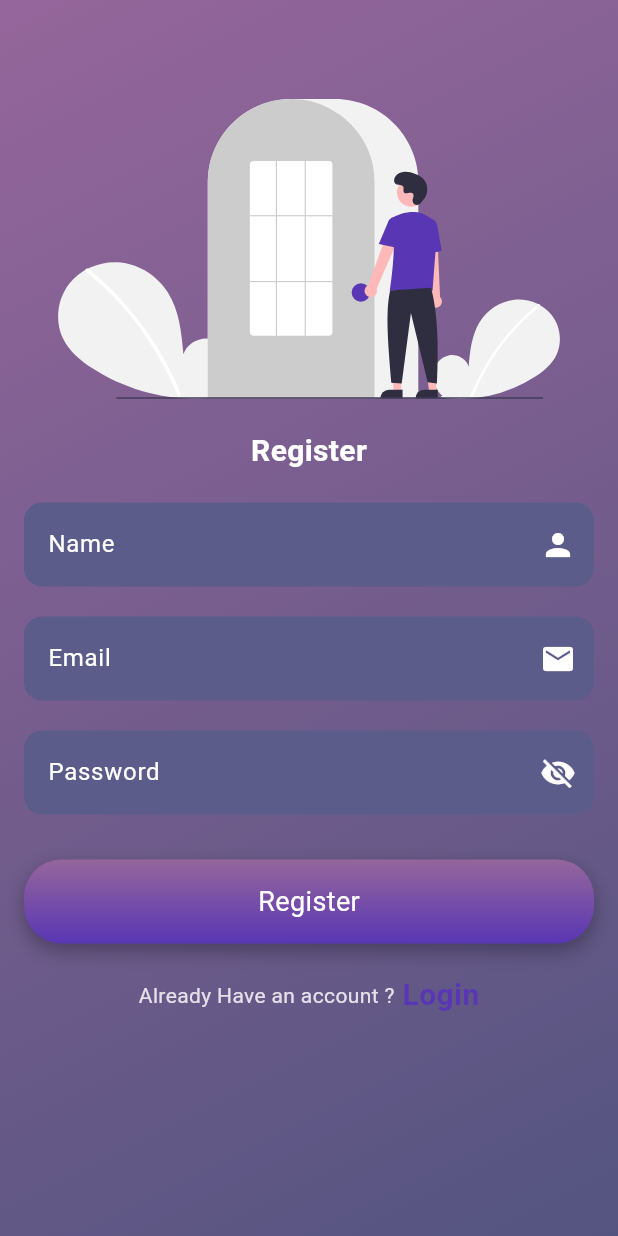
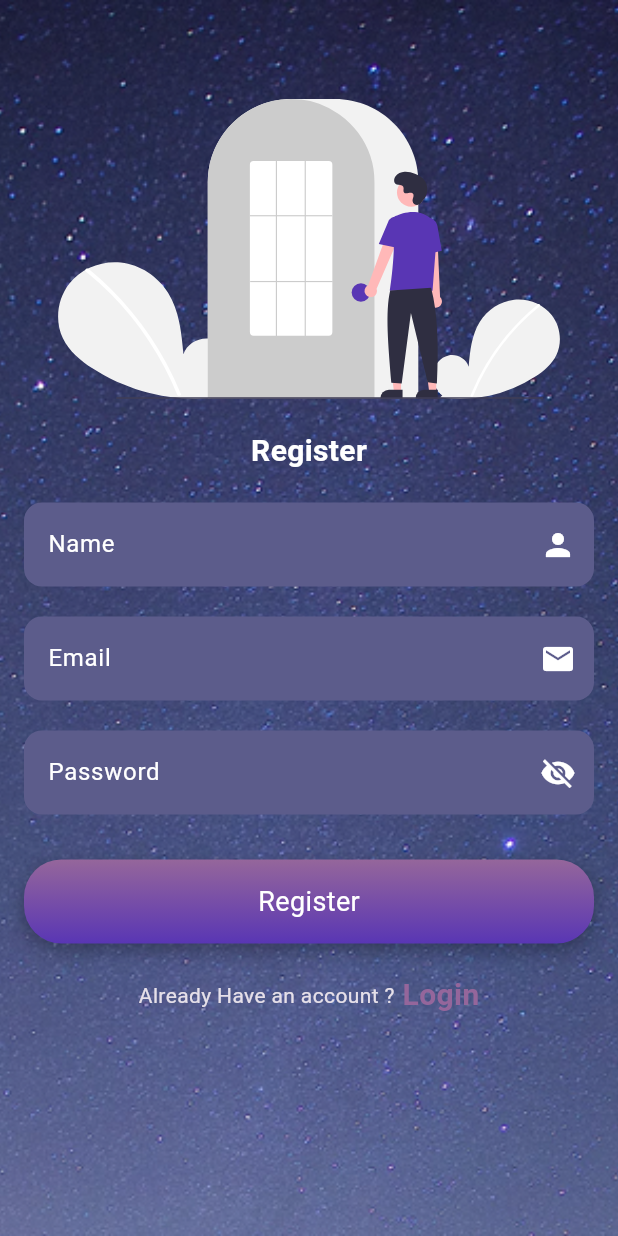
Before and after one commit to salma-elmaghawry/Weather-app-Ai-integration-Cellula, a Flutter app: the RegisterScreen screen opened directly, on a phone screen of 412 x 824 dp. Run offline on Flutter 3.47's test engine with Material 3 defaults, Android fonts, the light colour scheme and no system bars; our stand-ins replace flutter_svg.

Commit message:
change background image

```diff
--- a/lib/core/helper/constant.dart
+++ b/lib/core/helper/constant.dart
@@ -1,5 +1,5 @@
 ///images path
-const String bg = "assets/images/bg.png";
+const String bg = "assets/images/bg2.png";
 const String home = "assets/images/home.svg";
 const String bg_onboarding = "assets/images/bg_onboarding.png";
 const String signup = "assets/images/signup.svg";
--- a/lib/core/widgets/custom_background.dart
+++ b/lib/core/widgets/custom_background.dart
@@ -1,5 +1,6 @@
 import 'package:flutter/material.dart';
 import 'package:weather_app/core/helper/colors_class.dart';
+import 'package:weather_app/core/helper/constant.dart';
 
 class CustomBackground extends StatelessWidget {
   Widget? child;
@@ -10,23 +11,11 @@ class CustomBackground extends StatelessWidget {
     return Container(
         width: double.infinity,
         height: double.infinity,
-        decoration: BoxDecoration(
-          gradient: LinearGradient(
-            colors: [
-              MyColors().secondaryColor,
-              MyColors().c22, // Add another color for the gradient
-            ],
-            begin: Alignment.topLeft,
-            end: Alignment.bottomRight,
+        decoration: const BoxDecoration(
+          image: DecorationImage(
+            image: AssetImage(bg),
+            fit: BoxFit.cover,
           ),
-          // Rounded corners
-          boxShadow: [
-            BoxShadow(
-              color: Colors.black.withOpacity(0.9),
-              blurRadius: 10,
-              offset:const  Offset(0, 5), // Shadow position
-            ),
-          ],
         ),
         child: child);
   }
--- a/lib/core/widgets/line_with_action.dart
+++ b/lib/core/widgets/line_with_action.dart
@@ -24,7 +24,7 @@ class LineWithAction extends StatelessWidget {
           child: Text(
             actionName,
             style: TextStyle(
-                color: MyColors().primaryColor,
+                color: MyColors().secondaryColor,
                 fontSize: 20,
                 fontWeight: FontWeight.bold),
           ),
```
Also changed, not shown: assets/images/bg2.png (added).
